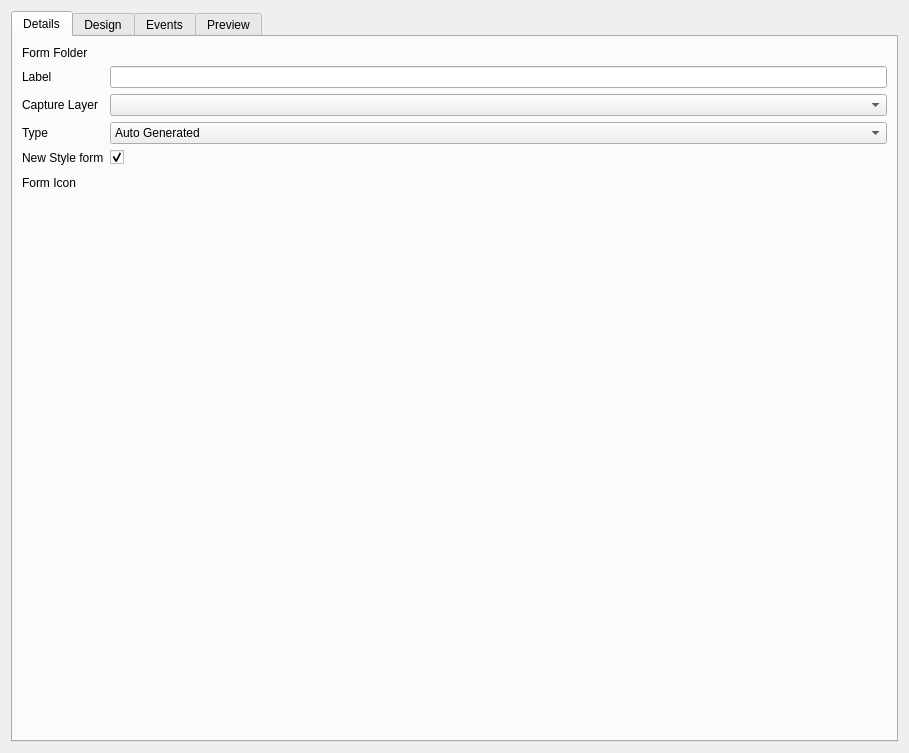
Qt form src/configmanager/ui/nodewidgets/ui_formwidget.ui (roam-qgis/Roam) before a commit.
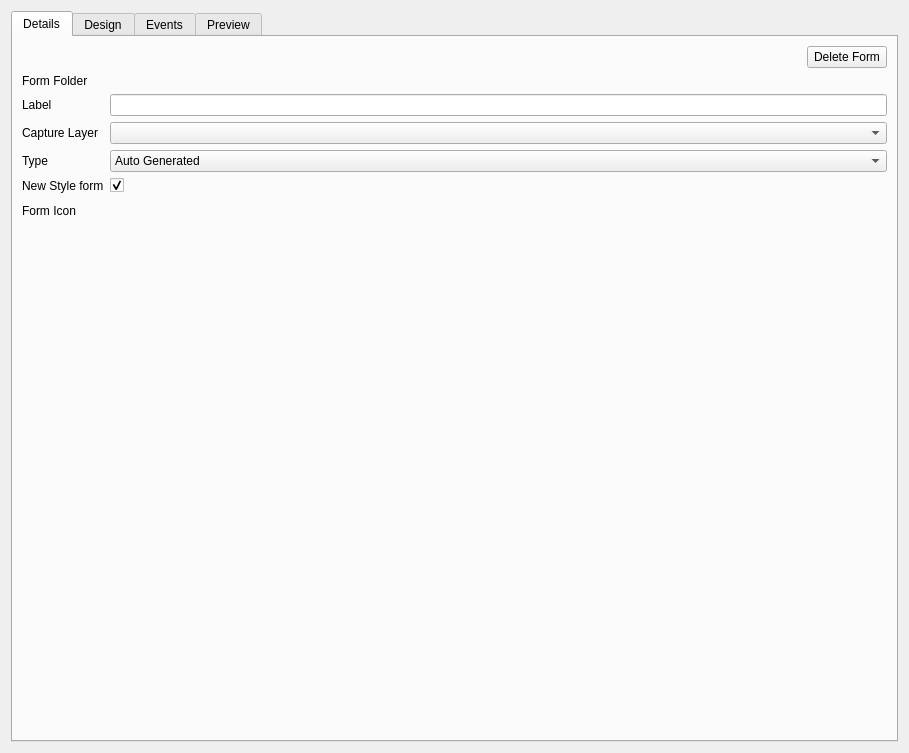
The same form after that commit. Icons and pictures are not drawn. Custom widgets are drawn as their Qt base class.

Commit message: Add in missing delete form button

Diff of the .ui file:
```diff
--- a/src/configmanager/ui/nodewidgets/ui_formwidget.ui
+++ b/src/configmanager/ui/nodewidgets/ui_formwidget.ui
@@ -33,7 +33,7 @@
        <string>Details</string>
       </attribute>
       <layout class="QGridLayout" name="gridLayout_3">
-       <item row="0" column="0">
+       <item row="2" column="0">
         <layout class="QFormLayout" name="formLayout_2">
          <property name="fieldGrowthPolicy">
           <enum>QFormLayout::AllNonFixedFieldsGrow</enum>
@@ -162,6 +162,30 @@
          </item>
         </layout>
        </item>
+       <item row="0" column="0">
+        <layout class="QHBoxLayout" name="horizontalLayout_4">
+         <item>
+          <spacer name="horizontalSpacer_2">
+           <property name="orientation">
+            <enum>Qt::Horizontal</enum>
+           </property>
+           <property name="sizeHint" stdset="0">
+            <size>
+             <width>40</width>
+             <height>20</height>
+            </size>
+           </property>
+          </spacer>
+         </item>
+         <item>
+          <widget class="QPushButton" name="btnDeleteForm">
+           <property name="text">
+            <string>Delete Form</string>
+           </property>
+          </widget>
+         </item>
+        </layout>
+       </item>
       </layout>
      </widget>
      <widget class="QWidget" name="tab">
```
The commit also changes 4 other files.
